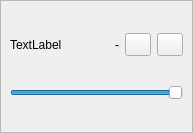
Old version of the form DeviceListItem.ui in the repository cgytrus/OpenRGBEffectsPlugin.
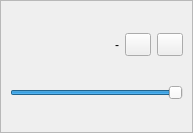
New version of the form. Custom widgets are drawn as their Qt base class.

```diff
--- a/DeviceListItem.ui
+++ b/DeviceListItem.ui
@@ -53,7 +53,7 @@
       <item row="0" column="0">
        <widget class="QLabel" name="device_name">
         <property name="text">
-         <string>TextLabel</string>
+         <string notr="true"/>
         </property>
         <property name="scaledContents">
          <bool>false</bool>
```
Left out of the diff: 9 changed lines with no effect on the pictures.
